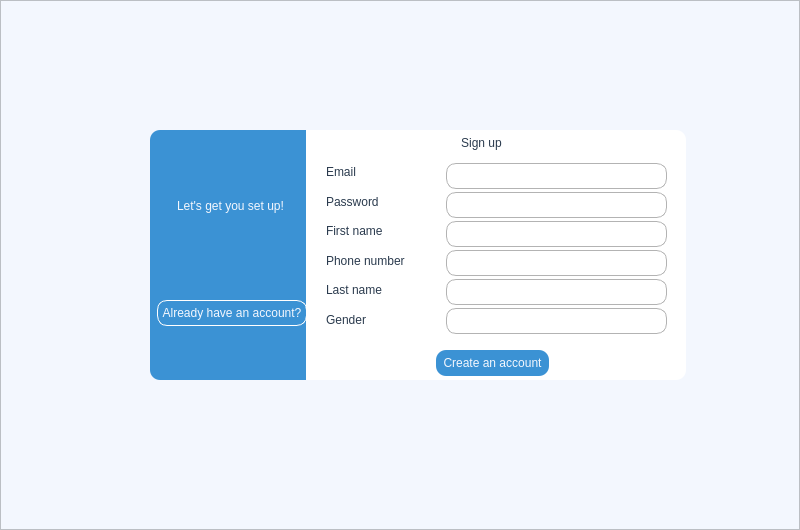
This is uis/signup_window.ui in pavdmit/sl2 as Qt 5 draws it before an edit. The edited form follows.
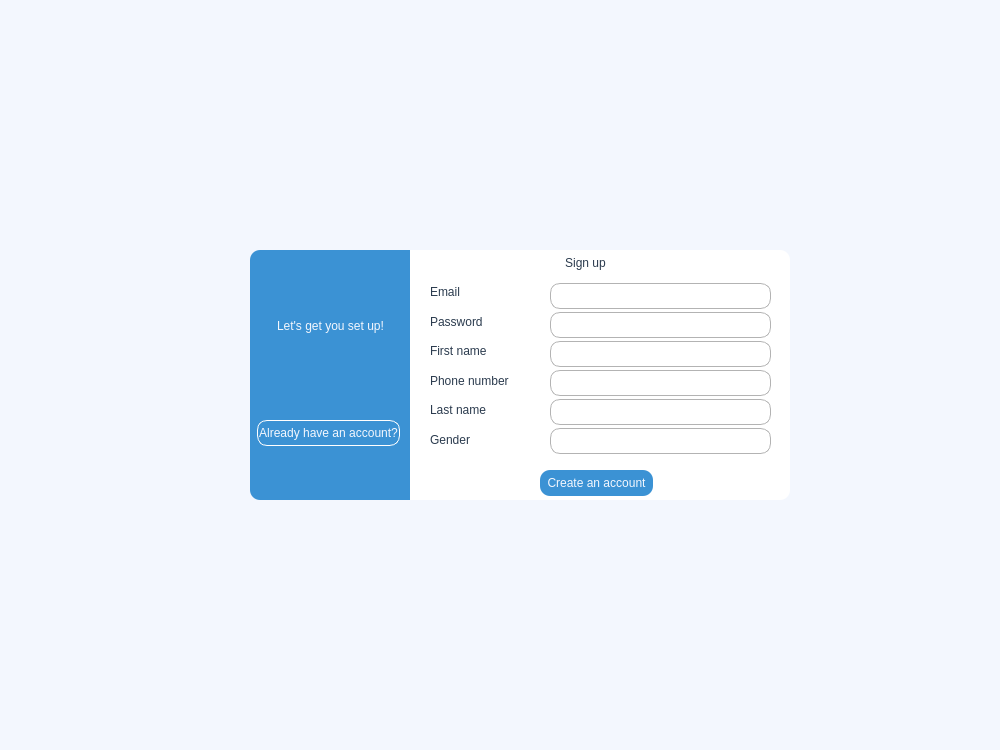
This is the edited form.

The edit to the form file:
```diff
--- a/uis/signup_window.ui
+++ b/uis/signup_window.ui
@@ -6,20 +6,20 @@
    <rect>
     <x>0</x>
     <y>0</y>
-    <width>800</width>
-    <height>530</height>
+    <width>1000</width>
+    <height>750</height>
    </rect>
   </property>
   <property name="minimumSize">
    <size>
-    <width>800</width>
-    <height>530</height>
+    <width>1000</width>
+    <height>750</height>
    </size>
   </property>
   <property name="maximumSize">
    <size>
-    <width>800</width>
-    <height>530</height>
+    <width>1000</width>
+    <height>750</height>
    </size>
   </property>
   <property name="windowTitle">
@@ -46,15 +46,15 @@
     <rect>
      <x>0</x>
      <y>0</y>
-     <width>800</width>
-     <height>530</height>
+     <width>1000</width>
+     <height>750</height>
     </rect>
    </property>
    <property name="styleSheet">
     <string notr="true">background-color: rgb(243,247,254)</string>
    </property>
    <property name="frameShape">
-    <enum>QFrame::StyledPanel</enum>
+    <enum>QFrame::NoFrame</enum>
    </property>
    <property name="frameShadow">
     <enum>QFrame::Raised</enum>
@@ -62,8 +62,8 @@
    <widget class="QFrame" name="frame_2">
     <property name="geometry">
      <rect>
-      <x>150</x>
-      <y>130</y>
+      <x>250</x>
+      <y>250</y>
       <width>160</width>
       <height>250</height>
      </rect>
@@ -84,7 +84,7 @@
       <rect>
        <x>7</x>
        <y>170</y>
-       <width>150</width>
+       <width>143</width>
        <height>26</height>
       </rect>
      </property>
@@ -130,8 +130,8 @@
    <widget class="QFrame" name="frame">
     <property name="geometry">
      <rect>
-      <x>306</x>
-      <y>130</y>
+      <x>410</x>
+      <y>250</y>
       <width>380</width>
       <height>250</height>
      </rect>
```
